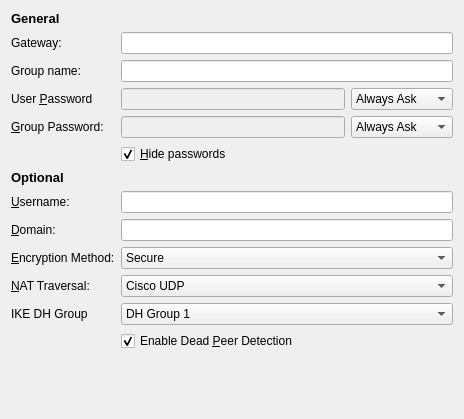
First picture: the form in vpnplugins/vpnc/vpncprop.ui, repository KDE/networkmanagement, before the edit.
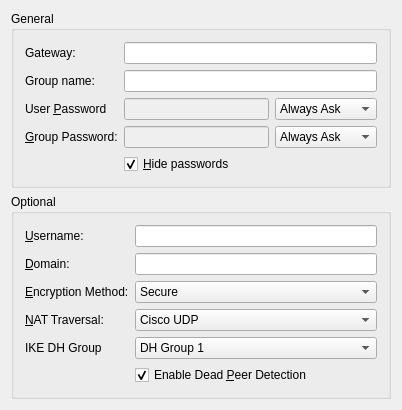
Second picture: the form after the edit. Custom widgets are drawn as their Qt base class.

Commit message: let's use QGroupBox consistently across our UI for options grouping This also replaces all those insertIfTrue(... in pppdbus, because sometimes the NM default is true, so a missing value is interpreted als true, even if we intend to set it to false

What changed in the file:
```diff
--- a/vpnplugins/vpnc/vpncprop.ui
+++ b/vpnplugins/vpnc/vpncprop.ui
@@ -6,8 +6,8 @@
    <rect>
     <x>0</x>
     <y>0</y>
-    <width>464</width>
-    <height>419</height>
+    <width>402</width>
+    <height>401</height>
    </rect>
   </property>
   <property name="windowTitle">
@@ -15,19 +15,12 @@
   </property>
   <layout class="QVBoxLayout" name="verticalLayout">
    <item>
-    <layout class="QGridLayout" name="gridLayout">
-     <item row="0" column="0">
-      <widget class="QLabel" name="label">
-       <property name="text">
-        <string>&lt;!DOCTYPE HTML PUBLIC &quot;-//W3C//DTD HTML 4.0//EN&quot; &quot;http://www.w3.org/TR/REC-html40/strict.dtd&quot;&gt;
-&lt;html&gt;&lt;head&gt;&lt;meta name=&quot;qrichtext&quot; content=&quot;1&quot; /&gt;&lt;style type=&quot;text/css&quot;&gt;
-p, li { white-space: pre-wrap; }
-&lt;/style&gt;&lt;/head&gt;&lt;body style=&quot; font-family:'DejaVu Sans'; font-size:10pt; font-weight:400; font-style:normal;&quot;&gt;
-&lt;p style=&quot; margin-top:0px; margin-bottom:0px; margin-left:0px; margin-right:0px; -qt-block-indent:0; text-indent:0px;&quot;&gt;&lt;span style=&quot; font-weight:600;&quot;&gt;General&lt;/span&gt;&lt;/p&gt;&lt;/body&gt;&lt;/html&gt;</string>
-       </property>
-      </widget>
-     </item>
-     <item row="1" column="0">
+    <widget class="QGroupBox" name="groupBox">
+     <property name="title">
+      <string>General</string>
+     </property>
+     <layout class="QFormLayout" name="formLayout">
+      <item row="0" column="0">
       <widget class="QLabel" name="textLabel3">
        <property name="text">
         <string>Gateway:</string>
@@ -40,10 +33,10 @@
        </property>
       </widget>
      </item>
-     <item row="1" column="1">
+      <item row="0" column="1">
       <widget class="KLineEdit" name="leGateway"/>
      </item>
-     <item row="2" column="0">
+      <item row="1" column="0">
       <widget class="QLabel" name="labelGroup">
        <property name="text">
         <string>Group name:</string>
@@ -56,10 +49,10 @@
        </property>
       </widget>
      </item>
-     <item row="2" column="1">
+      <item row="1" column="1">
       <widget class="KLineEdit" name="leGroupName"/>
      </item>
-     <item row="3" column="0">
+      <item row="2" column="0">
       <widget class="QLabel" name="label_2">
        <property name="text">
         <string>User &amp;Password</string>
@@ -69,7 +62,7 @@
        </property>
       </widget>
      </item>
-     <item row="3" column="1">
+      <item row="2" column="1">
       <layout class="QHBoxLayout" name="horizontalLayout">
        <item>
         <widget class="KLineEdit" name="leUserPassword">
@@ -102,7 +95,7 @@
        </item>
       </layout>
      </item>
-     <item row="4" column="0">
+      <item row="3" column="0">
       <widget class="QLabel" name="label_3">
        <property name="text">
         <string>&amp;Group Password:</string>
@@ -112,7 +105,7 @@
        </property>
       </widget>
      </item>
-     <item row="4" column="1">
+      <item row="3" column="1">
       <layout class="QHBoxLayout" name="horizontalLayout_2">
        <item>
         <widget class="KLineEdit" name="leGroupPassword">
@@ -145,7 +138,7 @@
        </item>
       </layout>
      </item>
-     <item row="5" column="1">
+      <item row="4" column="1">
       <widget class="QCheckBox" name="cbShowPasswords">
        <property name="text">
         <string>&amp;Hide passwords</string>
@@ -155,21 +148,16 @@
        </property>
       </widget>
      </item>
-     <item row="6" column="0">
-      <widget class="QLabel" name="label_4">
-       <property name="text">
-        <string>&lt;!DOCTYPE HTML PUBLIC &quot;-//W3C//DTD HTML 4.0//EN&quot; &quot;http://www.w3.org/TR/REC-html40/strict.dtd&quot;&gt;
-&lt;html&gt;&lt;head&gt;&lt;meta name=&quot;qrichtext&quot; content=&quot;1&quot; /&gt;&lt;style type=&quot;text/css&quot;&gt;
-p, li { white-space: pre-wrap; }
-&lt;/style&gt;&lt;/head&gt;&lt;body style=&quot; font-family:'DejaVu Sans'; font-size:10pt; font-weight:400; font-style:normal;&quot;&gt;
-&lt;p style=&quot; margin-top:0px; margin-bottom:0px; margin-left:0px; margin-right:0px; -qt-block-indent:0; text-indent:0px;&quot;&gt;&lt;span style=&quot; font-weight:600;&quot;&gt;Optional&lt;/span&gt;&lt;/p&gt;&lt;/body&gt;&lt;/html&gt;</string>
-       </property>
-       <property name="textFormat">
-        <enum>Qt::RichText</enum>
-       </property>
-      </widget>
-     </item>
-     <item row="7" column="0">
+     </layout>
+    </widget>
+   </item>
+   <item>
+    <widget class="QGroupBox" name="groupBox_2">
+     <property name="title">
+      <string>Optional</string>
+     </property>
+     <layout class="QFormLayout" name="formLayout_2">
+      <item row="0" column="0">
       <widget class="QLabel" name="label_5">
        <property name="text">
         <string>&amp;Username:</string>
@@ -179,10 +167,10 @@
        </property>
       </widget>
      </item>
-     <item row="7" column="1">
+      <item row="0" column="1">
       <widget class="KLineEdit" name="leUserName"/>
      </item>
-     <item row="8" column="0">
+      <item row="1" column="0">
       <widget class="QLabel" name="label_6">
        <property name="text">
         <string>&amp;Domain:</string>
@@ -192,10 +180,10 @@
        </property>
       </widget>
      </item>
-     <item row="8" column="1">
+      <item row="1" column="1">
       <widget class="KLineEdit" name="leDomain"/>
      </item>
-     <item row="9" column="0">
+      <item row="2" column="0">
       <widget class="QLabel" name="label_7">
        <property name="text">
         <string>&amp;Encryption Method:</string>
@@ -205,8 +193,14 @@
        </property>
       </widget>
      </item>
-     <item row="9" column="1">
+      <item row="2" column="1">
       <widget class="QComboBox" name="cboEncryptionMethod">
+        <property name="sizePolicy">
+         <sizepolicy hsizetype="Expanding" vsizetype="Fixed">
+          <horstretch>0</horstretch>
+          <verstretch>0</verstretch>
+         </sizepolicy>
+        </property>
        <item>
         <property name="text">
          <string>Secure</string>
@@ -224,7 +218,7 @@
        </item>
       </widget>
      </item>
-     <item row="10" column="0">
+      <item row="3" column="0">
       <widget class="QLabel" name="label_8">
        <property name="text">
         <string>&amp;NAT Traversal:</string>
@@ -234,8 +228,14 @@
        </property>
       </widget>
      </item>
-     <item row="10" column="1">
+      <item row="3" column="1">
       <widget class="QComboBox" name="cboNatTraversal">
+        <property name="sizePolicy">
+         <sizepolicy hsizetype="Expanding" vsizetype="Fixed">
+          <horstretch>0</horstretch>
+          <verstretch>0</verstretch>
+         </sizepolicy>
+        </property>
        <item>
         <property name="text">
          <string>Cisco UDP</string>
@@ -253,25 +253,21 @@
        </item>
       </widget>
      </item>
-     <item row="12" column="1">
-      <widget class="QCheckBox" name="chkDeadPeerDetection">
-       <property name="text">
-        <string>Enable Dead &amp;Peer Detection</string>
-       </property>
-       <property name="checked">
-        <bool>true</bool>
-       </property>
-      </widget>
-     </item>
-     <item row="11" column="0">
+      <item row="4" column="0">
       <widget class="QLabel" name="label_9">
        <property name="text">
         <string>IKE DH Group</string>
        </property>
       </widget>
      </item>
-     <item row="11" column="1">
+      <item row="4" column="1">
       <widget class="QComboBox" name="cboDHGroup">
+        <property name="sizePolicy">
+         <sizepolicy hsizetype="Expanding" vsizetype="Fixed">
+          <horstretch>0</horstretch>
+          <verstretch>0</verstretch>
+         </sizepolicy>
+        </property>
        <item>
         <property name="text">
          <string>DH Group 1</string>
@@ -289,7 +285,18 @@
        </item>
       </widget>
      </item>
-    </layout>
+      <item row="5" column="1">
+       <widget class="QCheckBox" name="chkDeadPeerDetection">
+        <property name="text">
+         <string>Enable Dead &amp;Peer Detection</string>
+        </property>
+        <property name="checked">
+         <bool>true</bool>
+        </property>
+       </widget>
+      </item>
+     </layout>
+    </widget>
    </item>
    <item>
     <spacer name="verticalSpacer">
```
Lines whose indentation alone changed are shown as unchanged. The commit also changes 4 other files.
